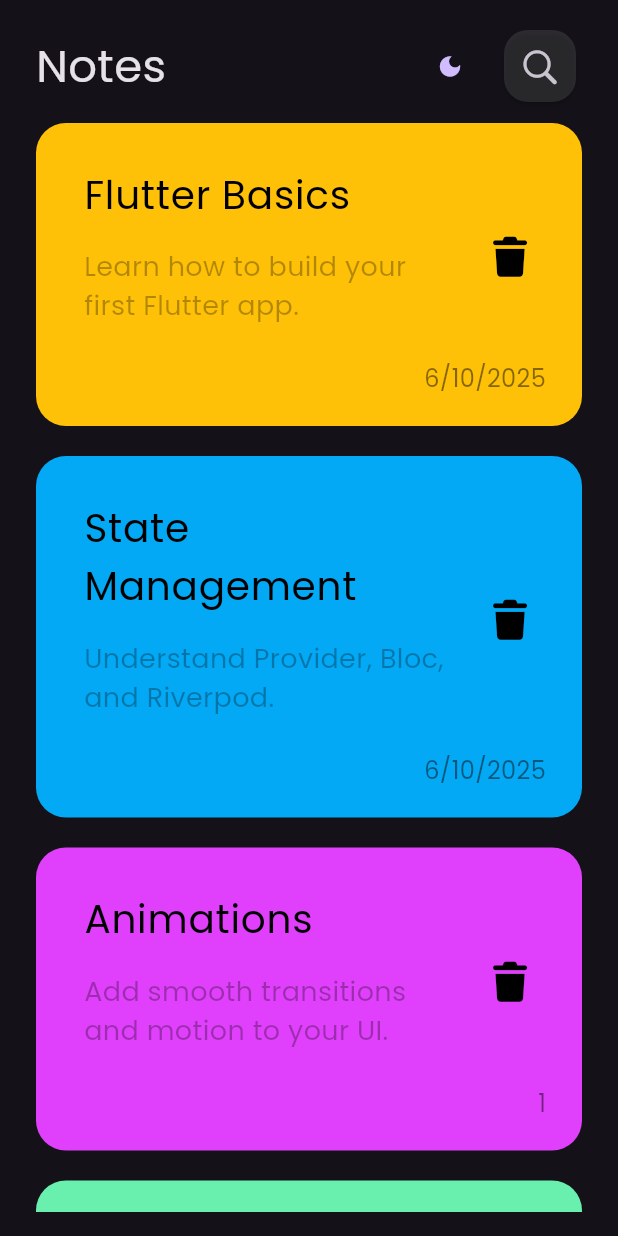
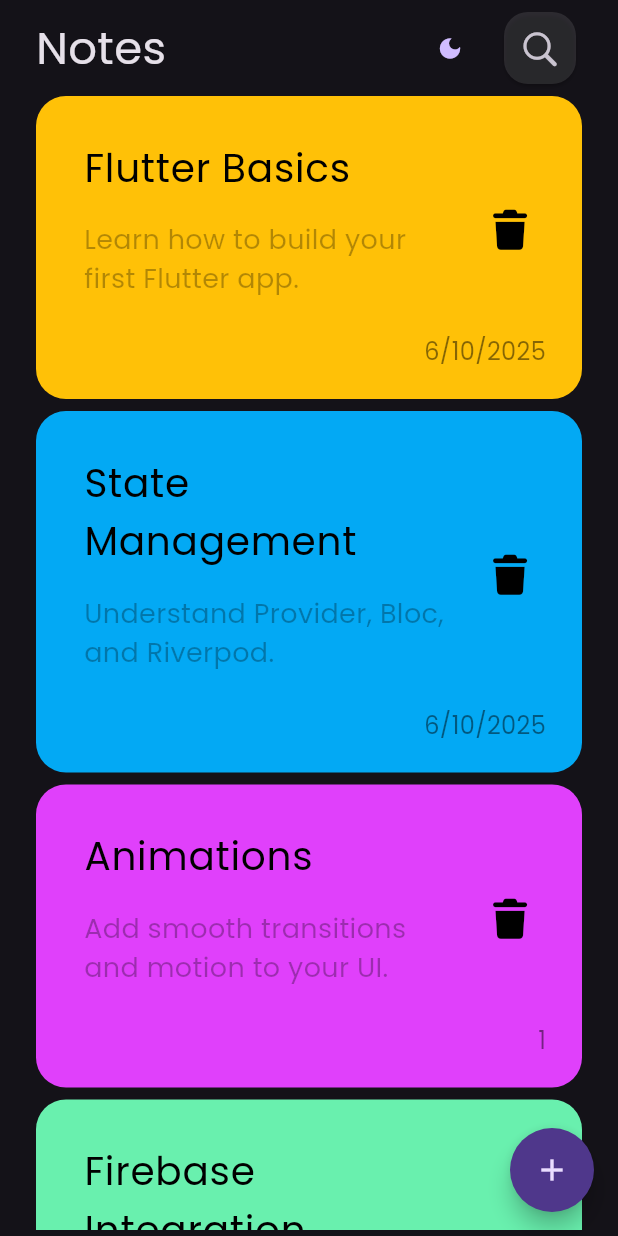
Before and after one commit to mhmedhossam/notes_app, a Flutter app: the screen it shows after launch, on a phone screen of 412 x 824 dp. Run offline on Flutter 3.47's test engine with Material 3 defaults, Android fonts, the phone set to English and light mode, and no system bars; our stand-ins replace font_awesome_flutter.

Commit message:
add floating action button

```diff
--- a/lib/features/notes_view/presentation/view/notes_view.dart
+++ b/lib/features/notes_view/presentation/view/notes_view.dart
@@ -8,6 +8,13 @@ class NotesView extends StatelessWidget {
 
   @override
   Widget build(BuildContext context) {
-    return Scaffold(body: NotesViewBody(toggleDark: toggleDark));
+    return Scaffold(
+      body: NotesViewBody(toggleDark: toggleDark),
+      floatingActionButton: FloatingActionButton(
+        shape: RoundedRectangleBorder(borderRadius: BorderRadius.circular(30)),
+        onPressed: () {},
+        child: Icon(Icons.add),
+      ),
+    );
   }
 }
--- a/lib/features/notes_view/presentation/widgets/custom_note_container.dart
+++ b/lib/features/notes_view/presentation/widgets/custom_note_container.dart
@@ -10,7 +10,7 @@ class CustomNoteContainer extends StatelessWidget {
   @override
   Widget build(BuildContext context) {
     return Container(
-      margin: EdgeInsets.symmetric(vertical: 10),
+      margin: EdgeInsets.symmetric(vertical: 4),
       decoration: BoxDecoration(
         color: noteModel.color,
         borderRadius: BorderRadius.circular(20),
--- a/lib/features/notes_view/presentation/widgets/notes_view_body.dart
+++ b/lib/features/notes_view/presentation/widgets/notes_view_body.dart
@@ -62,7 +62,7 @@ class NotesViewBody extends StatelessWidget {
   Widget build(BuildContext context) {
     return SafeArea(
       child: Padding(
-        padding: const EdgeInsets.symmetric(horizontal: 24, vertical: 16),
+        padding: const EdgeInsets.symmetric(horizontal: 24, vertical: 4),
         child: Column(
           children: [
             CustomAppBar(toggleDark: toggleDark),
```
